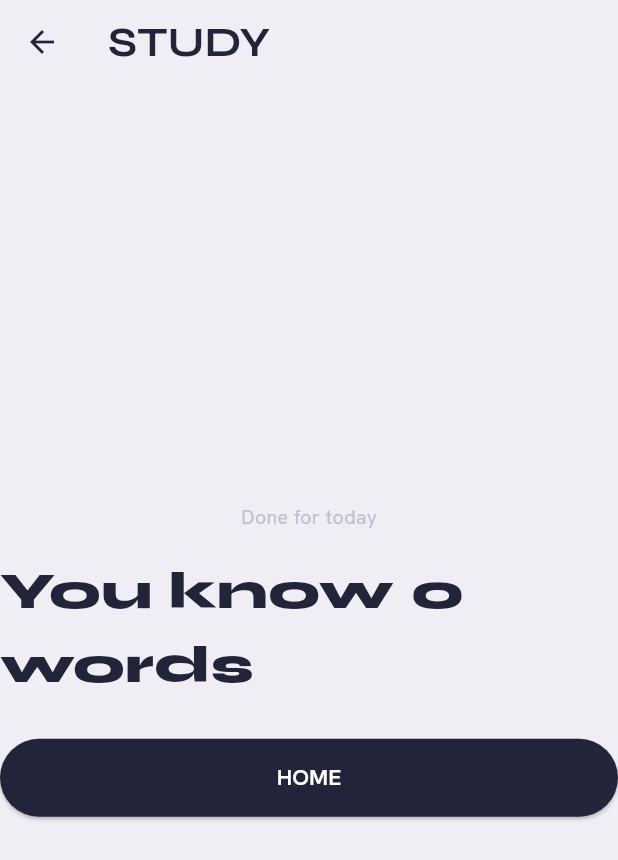
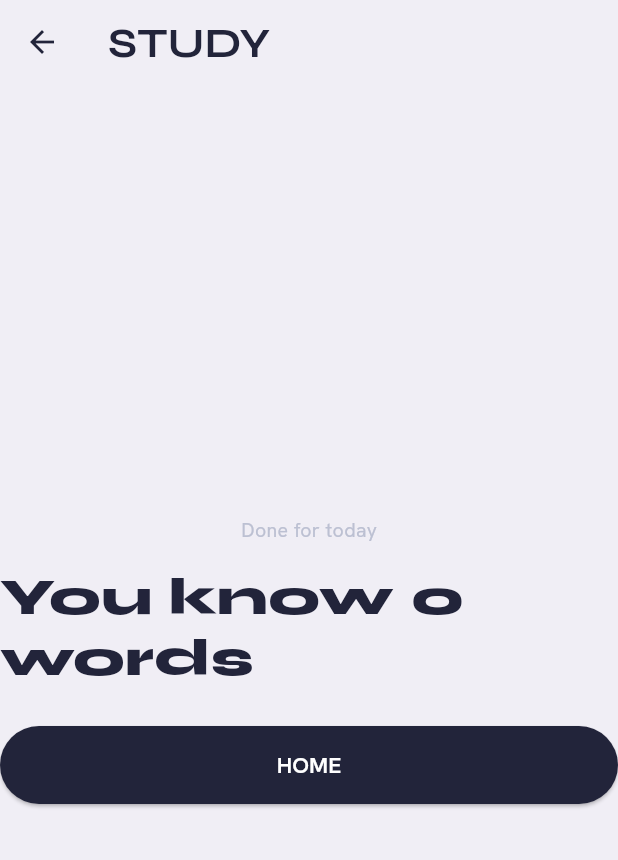
Before and after one commit to sssh27/VOC-daily, a Flutter app: the StudyScreen screen opened directly, on a phone screen of 412 x 824 dp. Shown: the top 860 px of the screen. Run offline on Flutter 3.47's test engine with Material 3 defaults, Android fonts, the phone set to English and light mode, and no system bars; our stand-ins replace drift, flutter_riverpod; accounts and stored records are empty; generated files the repository leaves out were written again.

Commit message:
fix: add explicit line-height to AppTextStyles to stop descender clipping
Shawn reported the 'g' in 'upgrade' (headline/Syne, 28pt) getting its tail
cut off. Syne has tight/unusual vertical metrics; without an explicit
TextStyle.height, Flutter sizes the line box from the font's own reported
metrics, which was too short for descenders in at least this case. Added
height to all 7 tokens (not just headline) so the same issue doesn't
resurface at other sizes.

```diff
--- a/lib/theme/app_theme.dart
+++ b/lib/theme/app_theme.dart
@@ -45,11 +45,18 @@ class AppColors {
 class AppTextStyles {
   AppTextStyles._();
 
+  // 【修 bug】Syne 是筆畫比較「滿」的展示型字體,不給 height 的話 Flutter
+  // 用字型本身回報的行高算,會太緊,下伸部(g/y 的尾巴)在某些瀏覽器/縮放
+  // 比例下會被裁掉(Shawn 實測回報:"upgrade" 的 g 尾巴被吃掉)。
+  // 全部 7 個 token 都給明確的 height,不只是出事的 headline,避免同一個
+  // 問題之後在別的字級重演。
+
   /// Syne 64 / 800。首頁轉盤數字。
   static const displayLarge = TextStyle(
     fontFamily: 'Syne',
     fontSize: 64,
     fontWeight: FontWeight.w800,
+    height: 1.2,
   );
 
   /// Syne 34 / 800。「You know N words」、Library 標題。
@@ -57,6 +64,7 @@ class AppTextStyles {
     fontFamily: 'Syne',
     fontSize: 34,
     fontWeight: FontWeight.w800,
+    height: 1.2,
   );
 
   /// Syne 28 / 700。單字本身。
@@ -64,6 +72,7 @@ class AppTextStyles {
     fontFamily: 'Syne',
     fontSize: 28,
     fontWeight: FontWeight.w700,
+    height: 1.3,
   );
 
   /// Hanken Grotesk 15 / 400。定義、例句、選項。
@@ -71,6 +80,7 @@ class AppTextStyles {
     fontFamily: 'Hanken Grotesk',
     fontSize: 15,
     fontWeight: FontWeight.w400,
+    height: 1.4,
   );
 
   /// Hanken Grotesk 15 / 600。按鈕文字。
@@ -78,6 +88,7 @@ class AppTextStyles {
     fontFamily: 'Hanken Grotesk',
     fontSize: 15,
     fontWeight: FontWeight.w600,
+    height: 1.4,
   );
 
   /// Hanken Grotesk 11 / 600,全大寫 + 寬字距。小標籤。
@@ -86,6 +97,7 @@ class AppTextStyles {
     fontSize: 11,
     fontWeight: FontWeight.w600,
     letterSpacing: 1.6,
+    height: 1.4,
   );
 
   /// Hanken Grotesk 13 / 400。音標、輔助說明。
@@ -93,6 +105,7 @@ class AppTextStyles {
     fontFamily: 'Hanken Grotesk',
     fontSize: 13,
     fontWeight: FontWeight.w400,
+    height: 1.4,
   );
 }
 
```
